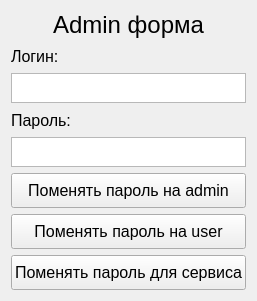
Above: admin.ui from edfefegeger/PyQt_Web_Engine_Loging before the change. Below: the same form after it.
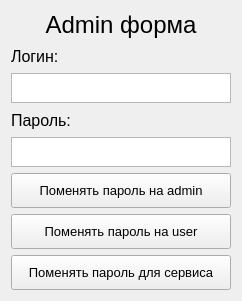
That is the form after the change.

Diff of the .ui file:
```diff
--- a/admin.ui
+++ b/admin.ui
@@ -111,7 +111,7 @@
        </property>
        <property name="font">
         <font>
-         <pointsize>12</pointsize>
+         <pointsize>10</pointsize>
         </font>
        </property>
        <property name="text">
@@ -129,7 +129,7 @@
        </property>
        <property name="font">
         <font>
-         <pointsize>12</pointsize>
+         <pointsize>10</pointsize>
         </font>
        </property>
        <property name="text">
@@ -147,7 +147,7 @@
        </property>
        <property name="font">
         <font>
-         <pointsize>12</pointsize>
+         <pointsize>10</pointsize>
         </font>
        </property>
        <property name="text">
```
